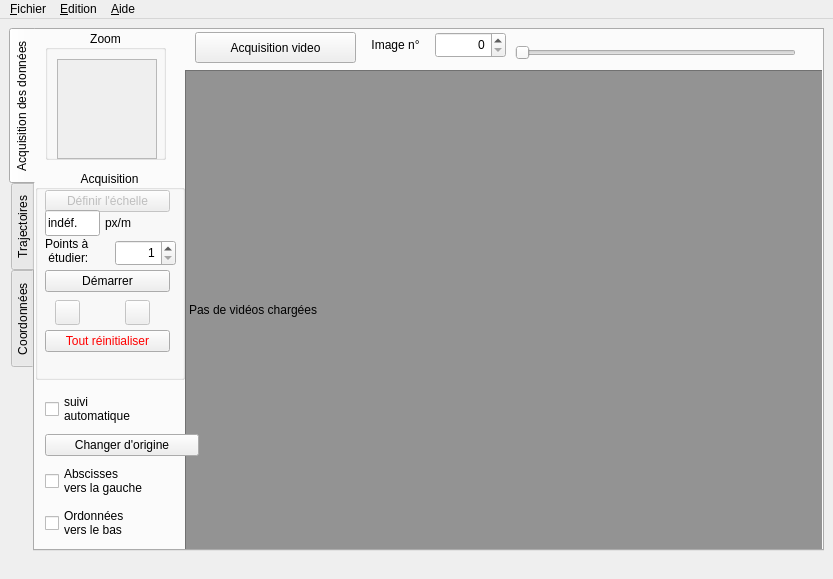
Qt form src/pymecavideo_mini.ui (rene-d/pymecavideo) before a commit.
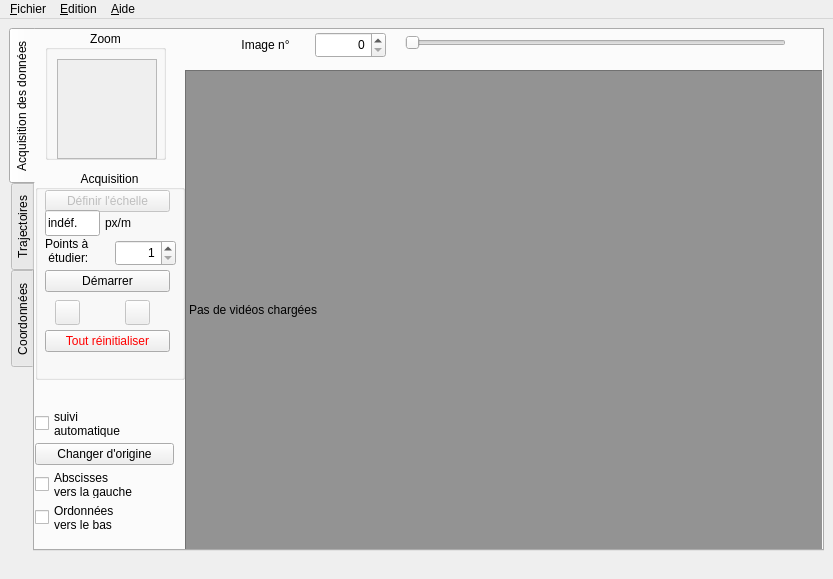
The same form after that commit. Custom widgets are drawn as their Qt base class.

Patch:
```diff
--- a/src/pymecavideo_mini.ui
+++ b/src/pymecavideo_mini.ui
@@ -11,7 +11,7 @@
    </rect>
   </property>
   <property name="sizePolicy">
-   <sizepolicy hsizetype="Expanding" vsizetype="Expanding">
+   <sizepolicy hsizetype="Minimum" vsizetype="Minimum">
     <horstretch>0</horstretch>
     <verstretch>0</verstretch>
    </sizepolicy>
@@ -41,7 +41,7 @@
   </property>
   <widget class="QWidget" name="centralwidget">
    <property name="sizePolicy">
-    <sizepolicy hsizetype="Expanding" vsizetype="Expanding">
+    <sizepolicy hsizetype="Minimum" vsizetype="Minimum">
      <horstretch>0</horstretch>
      <verstretch>0</verstretch>
     </sizepolicy>
@@ -66,6 +66,12 @@
    <layout class="QGridLayout" name="gridLayout_2">
     <item row="0" column="0">
      <widget class="QTabWidget" name="tabWidget">
+      <property name="sizePolicy">
+       <sizepolicy hsizetype="Minimum" vsizetype="Minimum">
+        <horstretch>0</horstretch>
+        <verstretch>0</verstretch>
+       </sizepolicy>
+      </property>
       <property name="autoFillBackground">
        <bool>true</bool>
       </property>
@@ -210,7 +216,7 @@
         <widget class="QLabel" name="label_numero_image">
          <property name="geometry">
           <rect>
-           <x>170</x>
+           <x>40</x>
            <y>0</y>
            <width>81</width>
            <height>26</height>
@@ -229,9 +235,9 @@
         <widget class="QSlider" name="horizontalSlider">
          <property name="geometry">
           <rect>
-           <x>330</x>
-           <y>10</y>
-           <width>281</width>
+           <x>220</x>
+           <y>0</y>
+           <width>381</width>
            <height>21</height>
           </rect>
          </property>
@@ -245,7 +251,7 @@
         <widget class="QSpinBox" name="spinBox_image">
          <property name="geometry">
           <rect>
-           <x>250</x>
+           <x>130</x>
            <y>0</y>
            <width>71</width>
            <height>26</height>
@@ -261,19 +267,6 @@
           <set>Qt::AlignRight|Qt::AlignTrailing|Qt::AlignVCenter</set>
          </property>
         </widget>
-        <widget class="QPushButton" name="pushButton_video">
-         <property name="geometry">
-          <rect>
-           <x>10</x>
-           <y>0</y>
-           <width>161</width>
-           <height>31</height>
-          </rect>
-         </property>
-         <property name="text">
-          <string>Acquisition video</string>
-         </property>
-        </widget>
        </widget>
        <widget class="QGroupBox" name="groupBox_3">
         <property name="enabled">
@@ -630,13 +623,13 @@
          </property>
         </widget>
        </widget>
-       <widget class="QWidget" name="layoutWidget">
+       <widget class="QWidget" name="">
         <property name="geometry">
          <rect>
-          <x>10</x>
-          <y>360</y>
-          <width>154</width>
-          <height>153</height>
+          <x>0</x>
+          <y>380</y>
+          <width>139</width>
+          <height>121</height>
          </rect>
         </property>
         <layout class="QVBoxLayout" name="verticalLayout_4">
```
Left out of the diff: 3 changed lines with no effect on the pictures.
